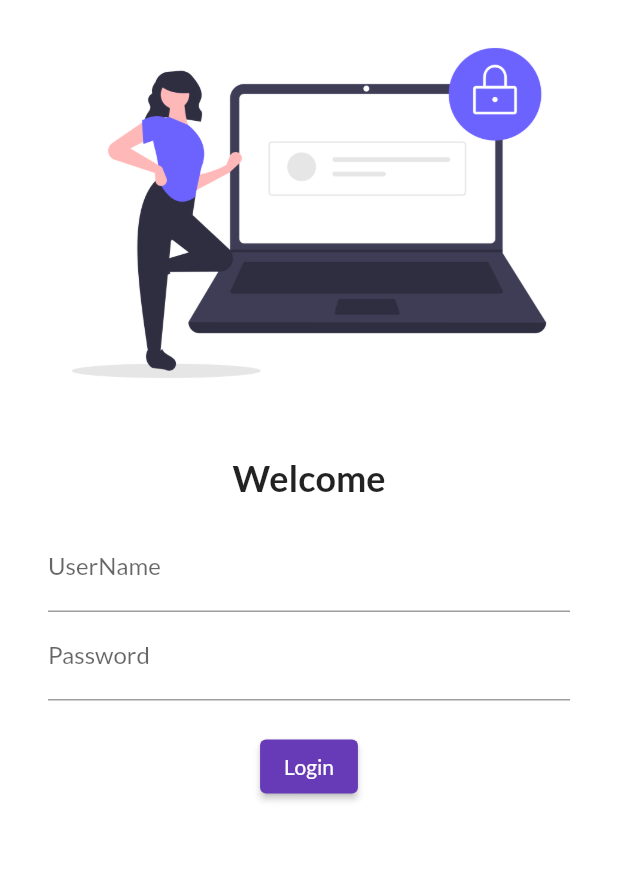
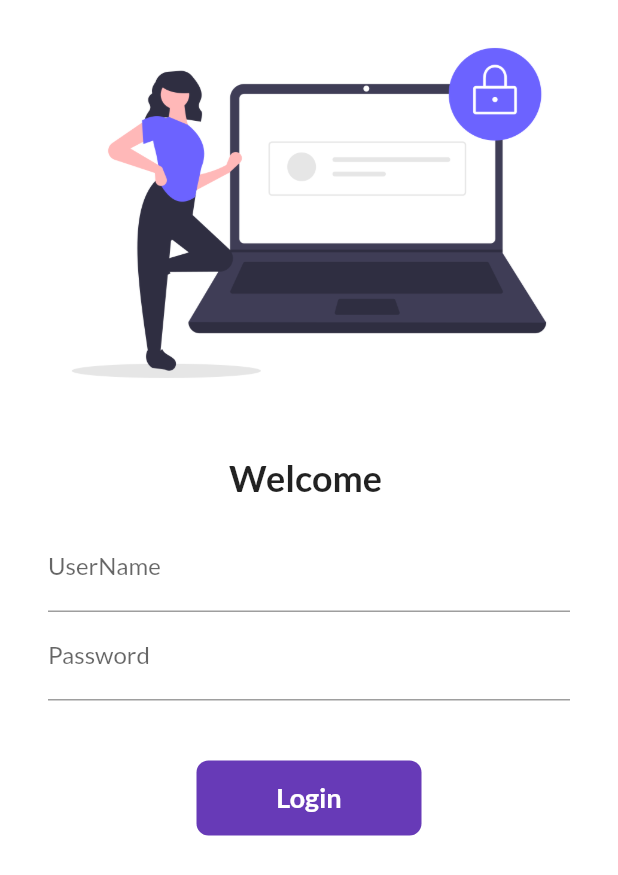
Before and after one commit to ShouryaTyagi042/catalog_app, a Flutter app: the screen it shows after launch, on a phone screen of 412 x 824 dp. Shown: the top 875 px of the screen. Run offline on Flutter 3.47's test engine with Material 2 defaults, Android fonts, the light colour scheme and no system bars; our stand-ins replace google_fonts.

Commit message:
Changed the login page class to statefull, added animation to the login button.

```diff
--- a/lib/Pages/login_page.dart
+++ b/lib/Pages/login_page.dart
@@ -1,8 +1,16 @@
 import 'package:flutter/material.dart';
+import 'package:flutter_catalog_app/utils/routes.dart';
 
-class LoginPage extends StatelessWidget {
+class LoginPage extends StatefulWidget {
   const LoginPage({super.key});
 
+  @override
+  State<LoginPage> createState() => _LoginPageState();
+}
+
+class _LoginPageState extends State<LoginPage> {
+  String name = "" ;
+  bool changeButton = false ;
   @override
   Widget build(BuildContext context) {
     return Material(
@@ -13,20 +21,27 @@
           const SizedBox(
             height: 20.0,
           ),
-          const Text("Welcome",
-            style:TextStyle(
+           Text("Welcome $name",
+            style:const TextStyle(
                 fontWeight: FontWeight.bold,
                 fontSize: 24),
           ),
           Padding(
             padding: const EdgeInsets.symmetric(vertical: 16.0 , horizontal: 32.0 ),
+            child: SingleChildScrollView(
               child: Column(
                 children: [
                   TextFormField(
                       decoration: const InputDecoration(
                           hintText: "Enter UserName",
                           labelText: "UserName"
-                    )
+                      ),
+                    onChanged: (value){
+                        name = value ;
+                        setState(() {
+
+                        });
+                    },
                   ),
                   TextFormField(
                     obscureText: true ,
@@ -36,13 +51,39 @@
                       )
                   ),
                   const SizedBox(
-                  height: 20.0,
+                    height: 40.0,
                   ),
-                ElevatedButton(onPressed: () {
-                  print("Shourya") ;
-                }, child: const Text("Login"))
+                  InkWell(
+                    onTap: () async {
+                      setState(() {
+                        changeButton = true ;
+                      });
+                      await Future.delayed(const Duration(milliseconds: 750)) ;
+                      Navigator.pushNamed(context, MyRoutes.homeRoute) ;
+
+                    },
+
+                    child: AnimatedContainer(
+                      duration: const Duration( milliseconds: 750),
+                      width: changeButton?50:150,
+                      height: 50,
+                      alignment: Alignment.center,
+                      decoration: BoxDecoration(
+                        color: Colors.deepPurple ,
+                        borderRadius: BorderRadius.circular(changeButton?50:8),
+                        // shape: changeButton? BoxShape.circle : BoxShape.rectangle
+                      ),
+                      child: changeButton? const Icon(Icons.done,color: Colors.white) : const Text("Login",style: TextStyle(color: Colors.white, fontWeight: FontWeight.bold , fontSize: 18),),
+                    ),
+                  )
+                  // ElevatedButton(onPressed: () {
+                  //
+                  // },
+                  //   style: TextButton.styleFrom(minimumSize: const Size(150, 40)),
+                  //   child: const Text("Login"))
 
                 ],
+              ),
             ),
           )
 
--- a/lib/main.dart
+++ b/lib/main.dart
@@ -1,5 +1,7 @@
 import 'package:flutter/material.dart';
+import 'package:flutter_catalog_app/Pages/home_page.dart';
 import 'package:flutter_catalog_app/Pages/login_page.dart';
+import 'package:flutter_catalog_app/utils/routes.dart';
 import 'package:google_fonts/google_fonts.dart';
 
 void main() {
@@ -21,10 +23,11 @@
       darkTheme: ThemeData(
         brightness: Brightness.dark
       ),
-      initialRoute: "/home",
+      initialRoute: "/",
       routes: {
-        "/login" : (context) => const LoginPage() ,
-        "/home" : (context) => const LoginPage() ,
+        "/" : (context) => const LoginPage() ,
+        MyRoutes.loginRoute : (context) => const LoginPage() ,
+        MyRoutes.homeRoute : (context) => const HomePage() ,
       },
     );
   }
--- /dev/null
+++ b/lib/utils/routes.dart
@@ -0,0 +1,4 @@
+class MyRoutes {
+  static String loginRoute = "/login" ;
+  static String homeRoute = "/home" ;
+}
```
Also changed, not shown: 3 other files. Lines whose indentation alone changed are shown as unchanged.
